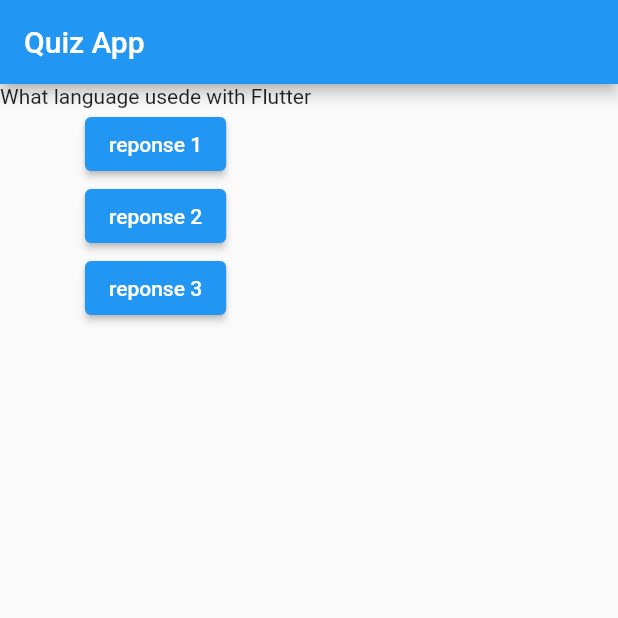
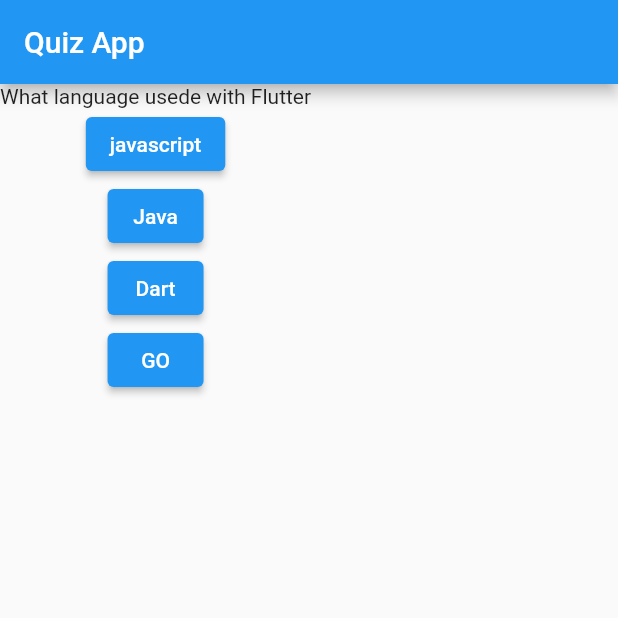
Before and after one commit to adelguen/flutterwork, a Flutter app: the screen it shows after launch, on a phone screen of 412 x 824 dp, the top half of it. Run offline on Flutter 3.47's test engine with Material 2 defaults, Android fonts, the phone set to English and light mode, and no system bars.

```diff
--- a/first_app/lib/main.dart
+++ b/first_app/lib/main.dart
@@ -46,11 +46,16 @@ class _MyAppState extends State<MyApp> {
         body:
       Column(
         children: [
-           Text(_questions[_questionIndex]['Question'] ),
-          ElevatedButton(onPressed:  _getreponse, child: const Text ('reponse 1')),
-          ElevatedButton(onPressed: _getreponse, child: const Text ('reponse 2')),
-          ElevatedButton(onPressed: _getreponse, child: const Text ('reponse 3')),
-],
+           Text(_questions[_questionIndex]['Question'] as String ),
+           ...(_questions[_questionIndex]['reponses']
+           as List<Map<String,Object>>).map((rep) =>
+           ElevatedButton(onPressed:  _getreponse,
+           child: Text (rep['text'] as String )))
+           .toList()
+
+           ],
+
+
       ),
       )
 
```
